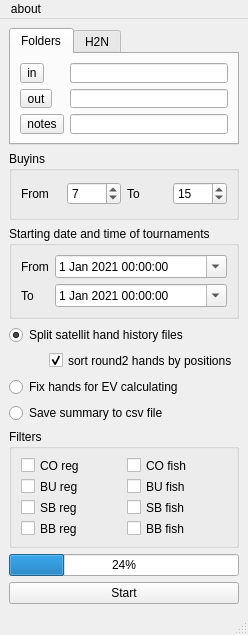
First picture: the form in form2.ui, repository anton-ju/hand-filter, before the edit.
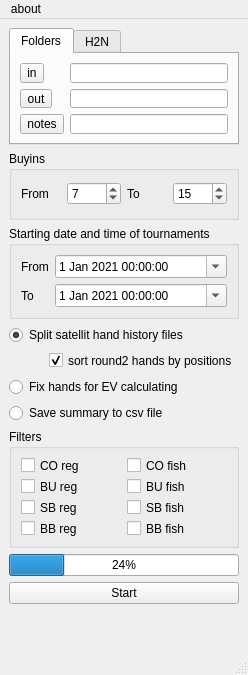
Second picture: the form after the edit.

Commit message: version 0.2.0 - added thread to prevent gui freezing - added progress counters

The edit to the form file:
```diff
--- a/form2.ui
+++ b/form2.ui
@@ -342,6 +342,20 @@
       </property>
      </widget>
     </item>
+    <item>
+     <widget class="QLabel" name="writerLabel">
+      <property name="text">
+       <string/>
+      </property>
+     </widget>
+    </item>
+    <item>
+     <widget class="QLabel" name="processorLabel">
+      <property name="text">
+       <string/>
+      </property>
+     </widget>
+    </item>
    </layout>
   </widget>
   <widget class="QStatusBar" name="statusbar"/>
```
Left out of the diff: 2 changed lines with no effect on the pictures. The commit also changes 2 other files.
